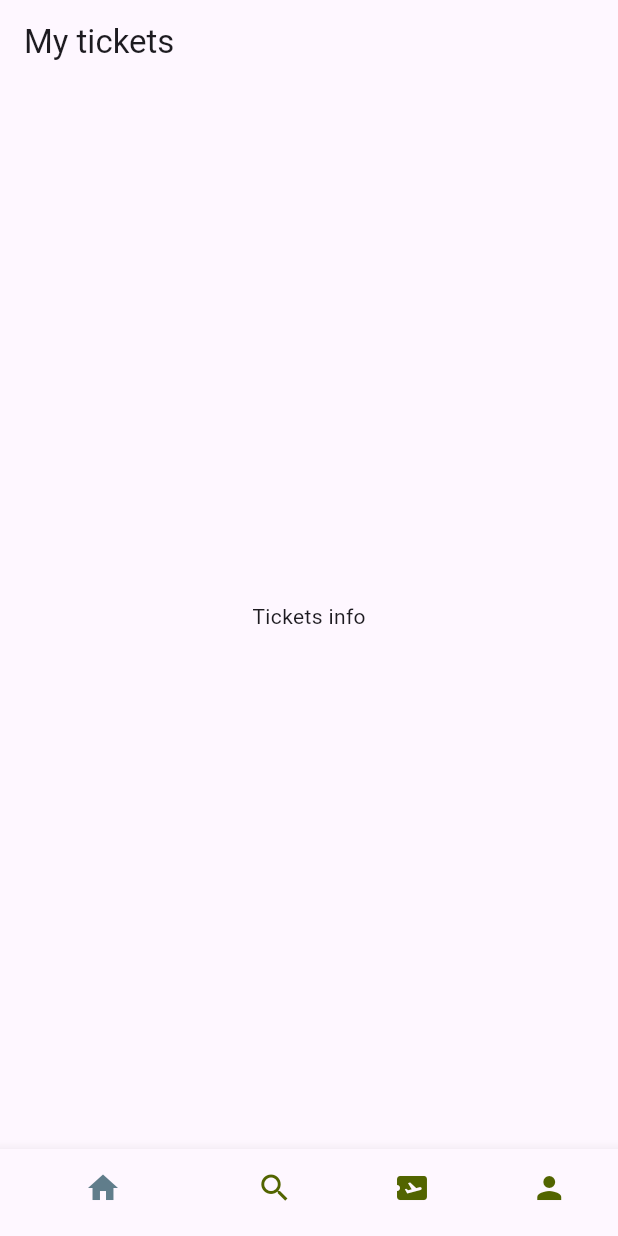
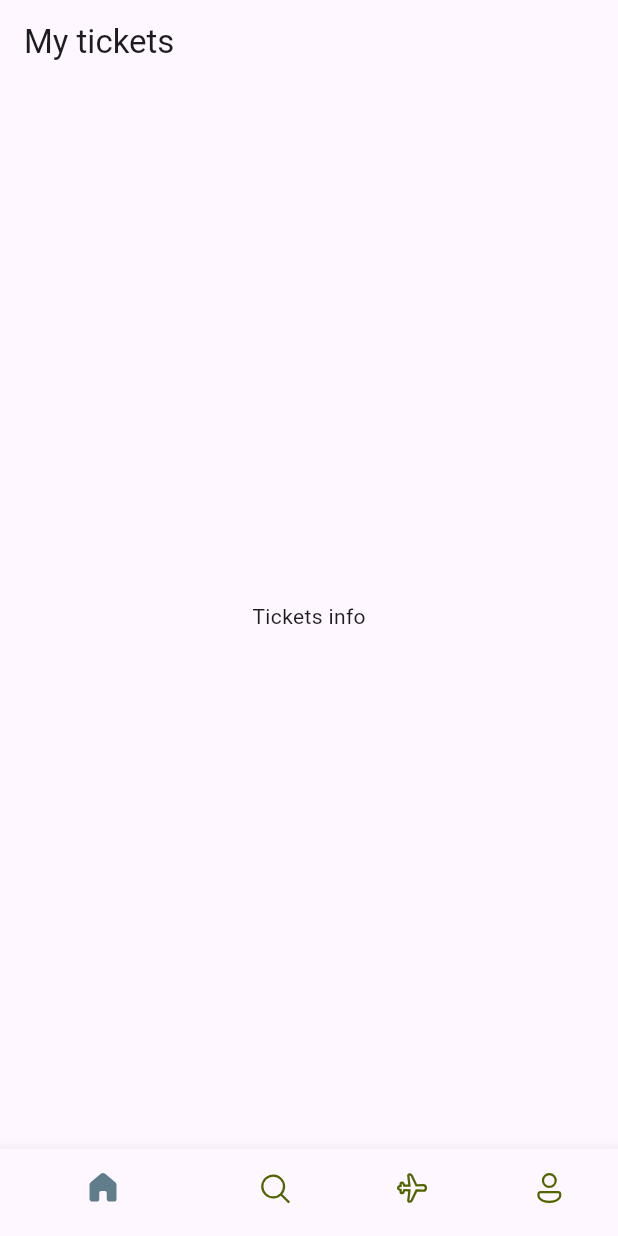
Before and after one commit to miguelnkono/flutter-Learning, a Flutter app: the screen it shows after launch, on a phone screen of 412 x 824 dp. Run offline on Flutter 3.47's test engine with Material 3 defaults, Android fonts, the phone set to English and light mode, and no system bars; our stand-ins replace fluentui_icons.

Commit message:
Add the fluentui icons to the bottom navigation bar

```diff
--- a/lib/base/bottom_nav_bar.dart
+++ b/lib/base/bottom_nav_bar.dart
@@ -1,3 +1,4 @@
+import 'package:fluentui_icons/fluentui_icons.dart';
 import 'package:flutter/material.dart';
 
 class BottomNavBar extends StatefulWidget {
@@ -22,35 +23,27 @@
         showSelectedLabels: false,
         unselectedItemColor: const Color(0xFF526400),   // set the unselected item's color
         items: const [
-          BottomNavigationBarItem(icon: Icon(Icons.home), label: "Home"), // BottomNavigationBarItem: home
-          BottomNavigationBarItem(icon: Icon(Icons.search), label: "Search"), // BottomNavigationBarItem: search
-          BottomNavigationBarItem(icon: Icon(Icons.airplane_ticket), label: "Tickets"), // BottomNavigationBarItem: airplane_tocket
-          BottomNavigationBarItem(icon: Icon(Icons.person), label: "Profile")  // BottomNavigationBarItem: person
-        ]
-        /*
-        items: const [
           BottomNavigationBarItem(
-            icons: Icon(FluentSystemIcons.ic_fluent_home_regular),
-            activeIcon: FluentSystemIcons.ic_fluent_home_filled,
-            label: "Home"
+                  icon: Icon(FluentSystemIcons.ic_fluent_home_regular),
+                  activeIcon:Icon(FluentSystemIcons.ic_fluent_home_filled),
+                  label: "Home"
           ), // BottomNavigationBarItem: home
           BottomNavigationBarItem(
-            icons: Icon(FluentSystemIcons.ic_fluent_search_regular),
-            activeIcon: FluentSystemIcons.ic_fluent_search_filled,
+            icon: Icon(FluentSystemIcons.ic_fluent_search_regular),
+            activeIcon: Icon(FluentSystemIcons.ic_fluent_search_filled),
             label: "Search"
           ), // BottomNavigationBarItem: search
           BottomNavigationBarItem(
-            icons: Icon(FluentSystemIcons.ic_fluent_ticket_regular),
-            activeIcon: FluentSystemIcons.ic_fluent_ticket_filled,
+            icon: Icon(FluentSystemIcons.ic_fluent_airplane_regular),
+            activeIcon: Icon(FluentSystemIcons.ic_fluent_airplane_filled),
             label: "Tickets"
           ), // BottomNavigationBarItem: airplane_tocket
           BottomNavigationBarItem(
-            icons: Icon(FluentSystemIcons.ic_fluent_person_regular),
-            activeIcon: FluentSystemIcons.ic_fluent_person_filled,
+            icon: Icon(FluentSystemIcons.ic_fluent_person_regular),
+            activeIcon: Icon(FluentSystemIcons.ic_fluent_person_filled),
             label: "Profile"
           )  // BottomNavigationBarItem: person
-        ]
-        */
+        ],
       ) // BottomNavigationBar
     ); // Scaffold
   }
--- a/pubspec.yaml
+++ b/pubspec.yaml
@@ -35,6 +35,7 @@
   # The following adds the Cupertino Icons font to your application.
   # Use with the CupertinoIcons class for iOS style icons.
   cupertino_icons: ^1.0.6
+  fluentui_icons: ^1.0.0
 
 dev_dependencies:
   flutter_test:
```
Also changed, not shown: pubspec.lock.
